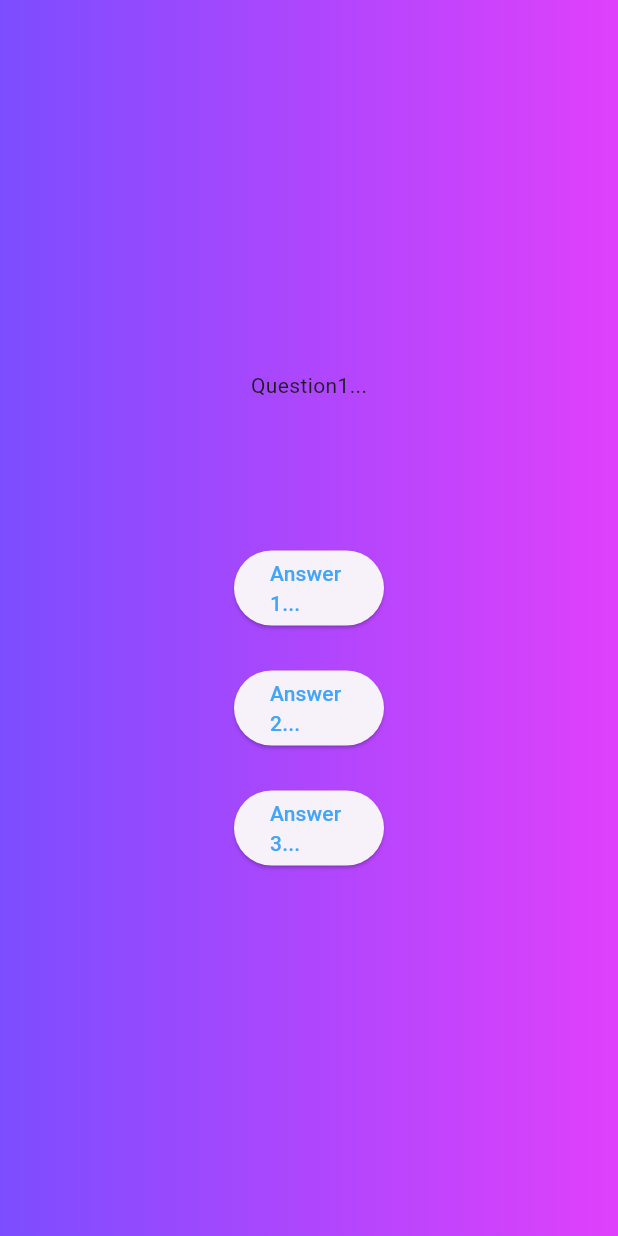
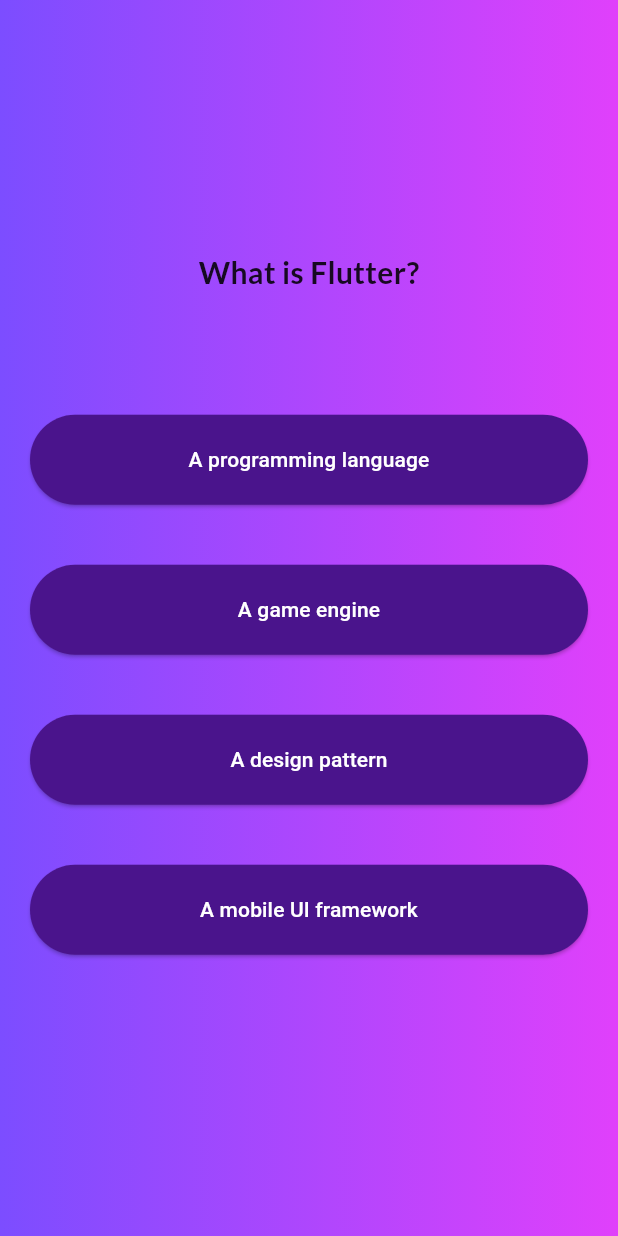
Before and after one commit to Abdelrahman2335/quiz_app, a Flutter app: the screen it shows after launch, after a tap on "Start Quiz", on a phone screen of 412 x 824 dp. Run offline on Flutter 3.47's test engine with Material 3 defaults, Android fonts, the phone set to English and light mode, and no system bars; our stand-ins replace google_fonts.

Commit message:
Quiz App completed

```diff
--- a/lib/Answer_Button.dart
+++ b/lib/Answer_Button.dart
@@ -1,7 +1,7 @@
 import 'package:flutter/material.dart';
 
 class AnswerButton extends StatelessWidget {
-  const AnswerButton(this.answerText, this.onPressed, {super.key});
+  const AnswerButton({super.key, required this.answerText, required this.onPressed});
 
   final String answerText;
   final void Function() onPressed;
@@ -10,9 +10,12 @@ class AnswerButton extends StatelessWidget {
   Widget build(BuildContext context) {
     return ElevatedButton(
       style: ElevatedButton.styleFrom(
-        foregroundColor: Colors.blue[400],
-        fixedSize: const Size(100,50,)
+        foregroundColor: Colors.white,
+        backgroundColor: Colors.purple[900],
+        // padding: EdgeInsets.all(0.5), /// to make some space between what in side the button this is one way another way is to do as follow ----->
+        // padding: const EdgeInsets.fromLTRB(60, 30, 60, 30), /// also we can you symmetric.
+        padding: const EdgeInsets.symmetric(vertical: 20, horizontal: 40)
       ),
-      onPressed: onPressed, child: Text(answerText));
+      onPressed: onPressed, child: Text(answerText, textAlign: TextAlign.center,));
   }
 }
--- a/lib/Home.dart
+++ b/lib/Home.dart
@@ -1,7 +1,7 @@
-
 import 'dart:developer';
 
 import 'package:flutter/material.dart';
+import 'package:google_fonts/google_fonts.dart';
 import 'package:quiz_app/questions.dart';
 import 'package:quiz_app/quiz.dart';
 
@@ -11,35 +11,50 @@ class HomePage extends StatelessWidget {
 
   @override
   Widget build(BuildContext context) {
-    return Center(
+    return Scaffold(
+        body: Container(
+      width: double.infinity,
+      decoration: const BoxDecoration(
+          gradient: LinearGradient(
+              colors: [Colors.deepPurpleAccent, Colors.purpleAccent])),
+      child: Center(
         child: Column(
           mainAxisSize: MainAxisSize.min,
           children: [
             Image.asset(
               "images/quiz-logo.png",
-            width: 300,
+              width: 350,
             ),
             const SizedBox(
               height: 50,
             ),
-          const Text(
+            Text(
               "Learn Flutter!",
-            style: TextStyle(
+              style: GoogleFonts.lato(
                 color: Colors.white,
                 fontSize: 25,
               ),
             ),
-          const SizedBox(height: 20,),
-          OutlinedButton.icon(onPressed: () {
-
-            Navigator.pushNamed(context, Questions.id);
+            const SizedBox(
+              height: 20,
+            ),
+            ElevatedButton.icon(
+              onPressed: () {
+                Navigator.pushNamed(context, Quiz.id);
               },
-          style: OutlinedButton.styleFrom(foregroundColor: Colors.white),
-          icon: const Icon(Icons.arrow_back_outlined),
-          label:
-          const Text("Start Quiz"),)
+              style: OutlinedButton.styleFrom(
+                foregroundColor: const Color.fromARGB(255, 250, 205, 254),
+                backgroundColor: Colors.purple[900],
+              ),
+              icon: const Icon(
+                Icons.arrow_back_outlined,
+                color: Color.fromARGB(255, 250, 205, 254),
+              ),
+              label: const Text("Start Quiz"),
+            )
           ],
         ),
-    );
+      ),
+    ));
   }
 }
--- a/lib/data/QuizQuestion.dart
+++ b/lib/data/QuizQuestion.dart
@@ -2,6 +2,7 @@ import 'package:flutter/material.dart';
 import 'package:quiz_app/models/QuestionPage.dart';
 
 const List<QuestionPage> questions = [
+
   QuestionPage(
     text: 'What is Flutter?',
     answers: [
--- a/lib/main.dart
+++ b/lib/main.dart
@@ -1,9 +1,10 @@
-import 'dart:collection';
+import 'dart:developer';
 
 import 'package:flutter/material.dart';
 import 'package:quiz_app/Home.dart';
 import 'package:quiz_app/questions.dart';
 import 'package:quiz_app/quiz.dart';
+import 'package:quiz_app/result.dart';
 
 void main(List<String> args) {
   runApp(const MyApp());
@@ -16,11 +17,11 @@ class MyApp extends StatelessWidget {
   Widget build(BuildContext context) {
     return MaterialApp(
       debugShowCheckedModeBanner: false,
-      initialRoute: Quiz.id,
+      initialRoute: HomePage.id,
       routes: {
         HomePage.id: (BuildContext context) => const HomePage(),
         Quiz.id: (BuildContext context) => const Quiz(),
-        Questions.id: (BuildContext context) => const Questions(),
+        Questions.id: (BuildContext context) => Questions((String) {}),
       },
     );
   }
--- a/lib/models/QuestionPage.dart
+++ b/lib/models/QuestionPage.dart
@@ -5,4 +5,10 @@ class QuestionPage{
   final String text;
   final List<String> answers;
 
+  List <String> get shuffledAnswers{
+    final shuffledList= List.of(answers); // to make a cope of a list
+    shuffledList.shuffle(); // shuffled is void so we have to make a var in this case it's "shuffledList" and then use shuffle() than return the var
+    return shuffledList;
+  }
+
 }
--- a/lib/questions.dart
+++ b/lib/questions.dart
@@ -1,42 +1,59 @@
+import 'dart:developer';
+
 import 'package:flutter/material.dart';
+import 'package:google_fonts/google_fonts.dart';
 import 'package:quiz_app/Answer_Button.dart';
-import 'package:quiz_app/quiz.dart';
+import 'package:quiz_app/Home.dart';
+import 'package:quiz_app/data/QuizQuestion.dart';
 
 class Questions extends StatefulWidget {
-  const Questions({super.key});
+  const Questions(this.onSelectedAnswer, {super.key});
   static String id = "Questions";
+
+  final void Function(String) onSelectedAnswer;
 
   @override
   State<Questions> createState() => _QuestionsState();
 }
 
 class _QuestionsState extends State<Questions> {
+  var currentQuestionIndex = 0;
+
+  void anweredQuestion(String userAnswer) {
+    widget.onSelectedAnswer(userAnswer);
+    setState(() {
+
+      // log(userAnswer);
+      currentQuestionIndex++; // this mean currentQuestionIndex = currentQuestionIndex +1;
+    });
+  }
+
   @override
   Widget build(BuildContext context) {
-    return Scaffold(
-      body: Container(
-        width: double.infinity,
-        decoration: const BoxDecoration(
-            gradient: LinearGradient(
-                colors: [Colors.deepPurpleAccent, Colors.purpleAccent])),
-        child: Column(
-          mainAxisAlignment: MainAxisAlignment.center,
-          children: [
-            const Text("Question1..."),
-            const SizedBox(
-              height: 60,
-            ),
-            const SizedBox(
-              height: 40,
-            ),
-           AnswerButton("Answer 1...",(){},),
-           SizedBox(height: 30,),
-           AnswerButton("Answer 2...",(){}),
-           SizedBox(height: 30,),
-           AnswerButton("Answer 3...",(){}),
-          ],
+    final currentQuestion = questions[currentQuestionIndex];
+    return Column(
+      mainAxisAlignment: MainAxisAlignment.center,
+      crossAxisAlignment: CrossAxisAlignment.stretch,
+      children: [
+        Text(
+          currentQuestion.text,
+          style: GoogleFonts.lato(
+              fontSize: 20, fontWeight: FontWeight.bold, color: Colors.black87),
+          textAlign: TextAlign.center,
         ),
-      ),
+        const SizedBox(
+          height: 60,
+        ),
+        // [[1,2,3],4] => [1,2,3,4]
+        ...currentQuestion.shuffledAnswers.map((e) {
+          return Container(
+              margin: const EdgeInsets.all(20),
+              child: AnswerButton(
+                answerText: e,
+                onPressed: () => anweredQuestion(e),
+              ));
+        }),
+      ],
     );
   }
 }
--- a/lib/quiz.dart
+++ b/lib/quiz.dart
@@ -1,19 +1,42 @@
+import 'dart:developer';
+
 import 'package:flutter/material.dart';
 import 'package:quiz_app/Home.dart';
+import 'package:quiz_app/data/QuizQuestion.dart';
 import 'package:quiz_app/questions.dart';
+import 'package:quiz_app/result.dart';
 // import 'package:quiz_app/page2.dart';
 import 'package:quiz_app/transparency.dart';
 
 class Quiz extends StatefulWidget {
   const Quiz({super.key});
+  static String id = "Quiz";
 
-  static String id = "Quiz";
+
 
   @override
   State<Quiz> createState() => _QuizState();
 }
 
 class _QuizState extends State<Quiz> {
+   List<String> selectedAnswers = [];
+
+  void chooseAnswer(String answer){
+    selectedAnswers.add(answer);
+  if(selectedAnswers.length == questions.length) {
+    setState(() {
+  {
+
+    Navigator.of(context).pushReplacement(MaterialPageRoute(builder: (context) => Result(selectedUserAnswers: selectedAnswers.toList())));
+
+  }
+  });
+  }
+    // selectedAnswers = [];
+  }
+
+
+
   @override
   Widget build(BuildContext context) {
     return Scaffold(
@@ -26,7 +49,7 @@ class _QuizState extends State<Quiz> {
                      ]
                   )
                   ),
-                  child: const HomePage(),
+                  child:  Questions(chooseAnswer),
           ),
     );
   }
--- a/pubspec.yaml
+++ b/pubspec.yaml
@@ -32,13 +32,18 @@ dependencies:
     sdk: flutter
 
 
+
+
   # The following adds the Cupertino Icons font to your application.
   # Use with the CupertinoIcons class for iOS style icons.
   cupertino_icons: ^1.0.2
+  google_fonts: ^6.2.1
+
 
 dev_dependencies:
   flutter_test:
     sdk: flutter
+
 
   # The "flutter_lints" package below contains a set of recommended lints to
   # encourage good coding practices. The lint set provided by the package is
```
Also changed, not shown: lib/result.dart (added, +150 -0 lines), pubspec.lock, 1 other file. Lines whose indentation alone changed are shown as unchanged.
